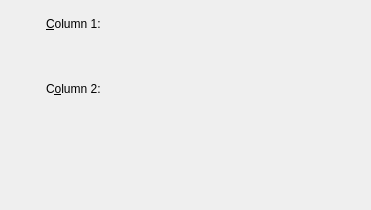
Old version of the form src/dlglanguagebase.ui in the repository KDE/kwordquiz.
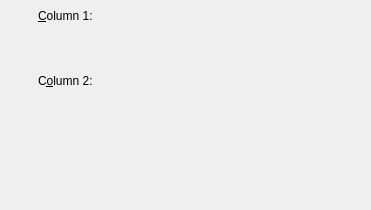
New version of the form. Icons and pictures are not drawn. Custom widgets are drawn as their Qt base class.

```diff
--- a/src/dlglanguagebase.ui
+++ b/src/dlglanguagebase.ui
@@ -28,7 +28,7 @@
   </property>
   <layout class="QGridLayout" >
    <property name="margin" >
-    <number>8</number>
+    <number>0</number>
    </property>
    <property name="spacing" >
     <number>6</number>
@@ -250,7 +250,7 @@
    </item>
   </layout>
  </widget>
- <layoutdefault spacing="6" margin="0" />
+ <layoutdefault spacing="6" margin="9" />
  <pixmapfunction></pixmapfunction>
  <customwidgets>
   <customwidget>
```
Left out of the diff: 2 changed lines with no effect on the pictures.
